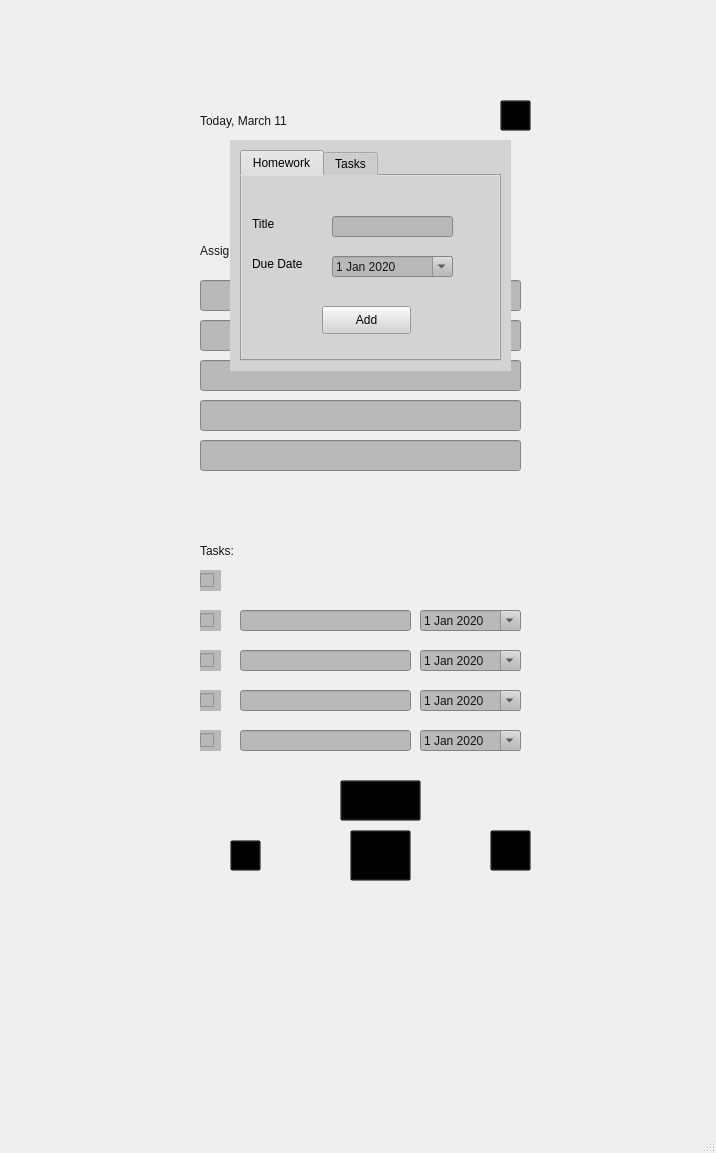
Old version of the form mainwindow.ui in the repository blakefuller/TaskPlanner.
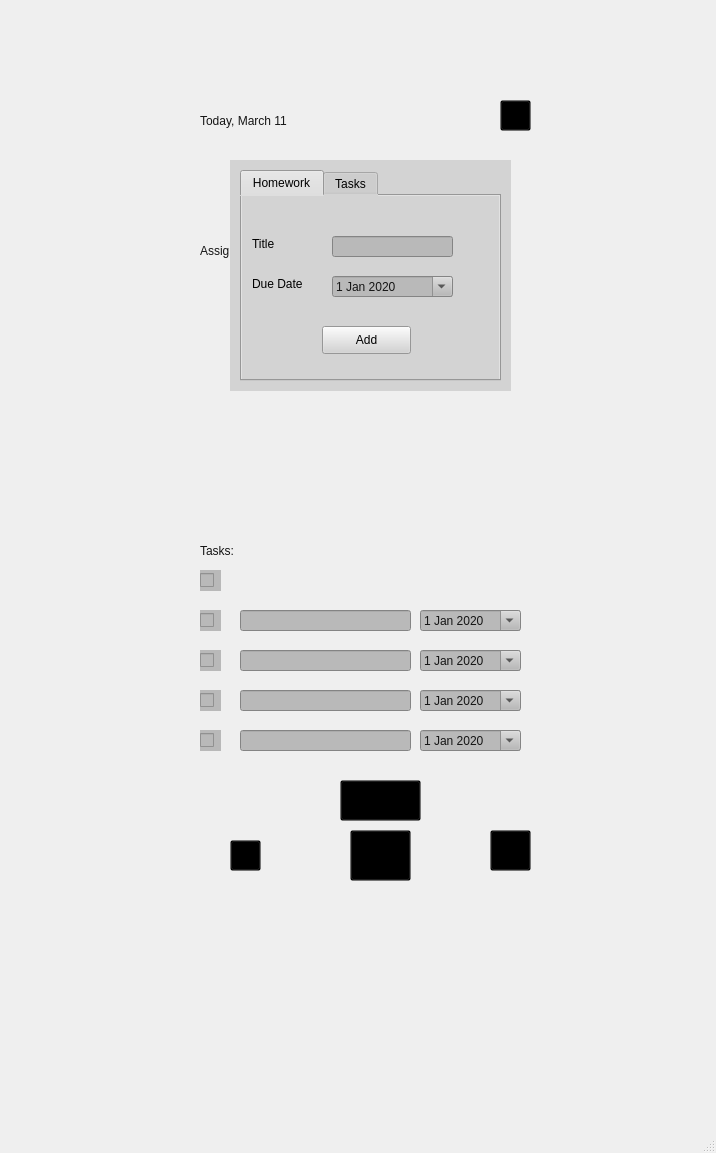
New version of the form. Icons and pictures are not drawn.

Commit message: added layout and dynamic task adding

Diff of the .ui file:
```diff
--- a/mainwindow.ui
+++ b/mainwindow.ui
@@ -62,58 +62,6 @@
        <string>Tasks:</string>
       </property>
      </widget>
-     <widget class="QLineEdit" name="hwLine1">
-      <property name="geometry">
-       <rect>
-        <x>20</x>
-        <y>90</y>
-        <width>321</width>
-        <height>31</height>
-       </rect>
-      </property>
-      <property name="styleSheet">
-       <string notr="true">background-color: rgb(185, 185, 185);</string>
-      </property>
-     </widget>
-     <widget class="QLineEdit" name="hwLine2">
-      <property name="geometry">
-       <rect>
-        <x>20</x>
-        <y>130</y>
-        <width>321</width>
-        <height>31</height>
-       </rect>
-      </property>
-      <property name="styleSheet">
-       <string notr="true">background-color: rgb(185, 185, 185);</string>
-      </property>
-     </widget>
-     <widget class="QLineEdit" name="hwLine4">
-      <property name="geometry">
-       <rect>
-        <x>20</x>
-        <y>210</y>
-        <width>321</width>
-        <height>31</height>
-       </rect>
-      </property>
-      <property name="styleSheet">
-       <string notr="true">background-color: rgb(185, 185, 185);</string>
-      </property>
-     </widget>
-     <widget class="QLineEdit" name="hwLine5">
-      <property name="geometry">
-       <rect>
-        <x>20</x>
-        <y>250</y>
-        <width>321</width>
-        <height>31</height>
-       </rect>
-      </property>
-      <property name="styleSheet">
-       <string notr="true">background-color: rgb(185, 185, 185);</string>
-      </property>
-     </widget>
      <widget class="QLineEdit" name="taskLine4">
       <property name="geometry">
        <rect>
@@ -361,18 +309,20 @@
        </date>
       </property>
      </widget>
-     <widget class="QLineEdit" name="hwLine3">
+     <widget class="QWidget" name="verticalLayoutWidget">
       <property name="geometry">
        <rect>
         <x>20</x>
-        <y>170</y>
-        <width>321</width>
-        <height>31</height>
+        <y>80</y>
+        <width>341</width>
+        <height>251</height>
        </rect>
       </property>
-      <property name="styleSheet">
-       <string notr="true">background-color: rgb(185, 185, 185);</string>
-      </property>
+      <layout class="QVBoxLayout" name="homeworkLayout">
+       <property name="sizeConstraint">
+        <enum>QLayout::SetDefaultConstraint</enum>
+       </property>
+      </layout>
      </widget>
     </widget>
     <widget class="QWidget" name="hwPage"/>
@@ -581,7 +531,7 @@
     <property name="geometry">
      <rect>
       <x>230</x>
-      <y>140</y>
+      <y>160</y>
       <width>281</width>
       <height>231</height>
      </rect>
```
The commit also changes 2 other files.
